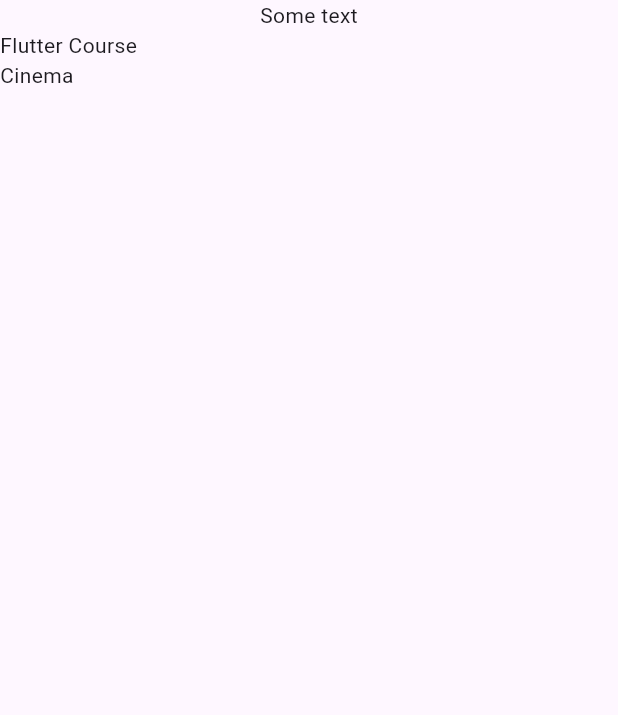
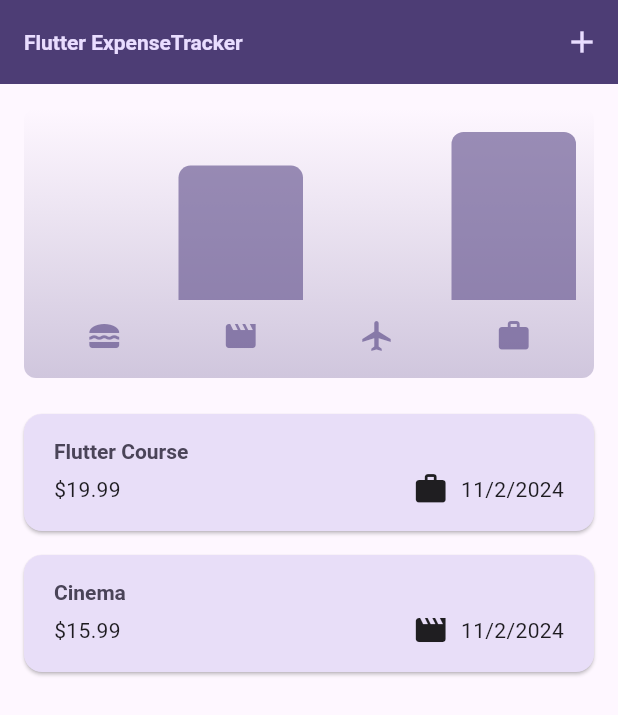
Before and after one commit to maltira/expense_tracker, a Flutter app: the screen it shows after launch, on a phone screen of 412 x 824 dp. Shown: the top 715 px of the screen. Run offline on Flutter 3.47's test engine with Material 3 defaults, Android fonts, the phone set to English and light mode, and no system bars.

Commit message:
some changes

```diff
--- a/lib/expenses.dart
+++ /dev/null
@@ -1,30 +0,0 @@
-import 'package:expense_tracker/expenses_list.dart';
-import 'package:flutter/material.dart';
-
-import 'models/expense.dart';
-
-class Expenses extends StatefulWidget {
-  const Expenses({super.key});
-
-  @override
-  State<Expenses> createState() => _ExpensesState();
-}
-
-class _ExpensesState extends State<Expenses> {
-  final List<Expense> _registeredExpenses = [
-    Expense(title: 'Flutter Course', amount: 19.99, date: DateTime.now(), category: Category.work),
-    Expense(title: 'Cinema', amount: 15.99, date: DateTime.now(), category: Category.leisure),
-  ];
-
-  @override
-  Widget build(BuildContext context) {
-    return Scaffold(
-      body: Column(
-        children: [
-          Text("Some text"),
-          Expanded(child: ExpensesList(expenses: _registeredExpenses,))
-        ],
-      ),
-    );
-  }
-}
--- a/lib/expenses_list.dart
+++ /dev/null
@@ -1,16 +0,0 @@
-import 'package:expense_tracker/models/expense.dart';
-import 'package:flutter/material.dart';
-
-class ExpensesList extends StatelessWidget {
-  const ExpensesList({super.key, required this.expenses});
-
-  final List<Expense> expenses;
-
-  @override
-  Widget build(BuildContext context) {
-    return ListView.builder(
-        itemCount: expenses.length,
-        itemBuilder: (content, index) => Text(expenses[index].title)
-    );
-  }
-}
--- a/lib/models/expense.dart
+++ b/lib/models/expense.dart
@@ -1,7 +1,18 @@
+import 'package:flutter/material.dart';
+import 'package:intl/intl.dart';
 import 'package:uuid/uuid.dart';
 
+final formatter = DateFormat.yMd();
+
 const uuid = Uuid();
-enum Category {food, travel, leisure, work}
+enum Categories {food, travel, leisure, work}
+
+const categoryItems = {
+  Categories.food: Icons.lunch_dining,
+  Categories.travel: Icons.flight,
+  Categories.leisure: Icons.movie,
+  Categories.work: Icons.work
+};
 
 class Expense{
   Expense({required this.title, required this.amount, required this.date, required this.category}) : id = uuid.v4();
@@ -10,5 +21,28 @@ class Expense{
   final String title;
   final double amount;
   final DateTime date;
-  final Category category;
+  final Categories category;
+
+  String get formattedDate {
+    return formatter.format(date);
+  }
 }
+
+class ExpenseBucket {
+  const ExpenseBucket({required this.category, required this.expenses});
+  final Categories category;
+  final List<Expense> expenses;
+
+  ExpenseBucket.forCategory(List<Expense> allExpenses, this.category)
+      : expenses = allExpenses.where((expense) => expense.category == category).toList();
+
+  double get totalExpenses{
+    double sum = 0;
+
+    for (final expense in expenses) {
+      sum += expense.amount;
+    }
+
+    return sum;
+  }
+}
--- /dev/null
+++ b/lib/widgets/chart/chart.dart
@@ -0,0 +1,96 @@
+
+import 'package:flutter/material.dart';
+
+import 'package:expense_tracker/widgets/chart/chart_bar.dart';
+import 'package:expense_tracker/models/expense.dart';
+
+class Chart extends StatelessWidget {
+  const Chart({super.key, required this.expenses});
+
+  final List<Expense> expenses;
+
+  List<ExpenseBucket> get buckets {
+    return [
+      ExpenseBucket.forCategory(expenses, Categories.food),
+      ExpenseBucket.forCategory(expenses, Categories.leisure),
+      ExpenseBucket.forCategory(expenses, Categories.travel),
+      ExpenseBucket.forCategory(expenses, Categories.work),
+    ];
+  }
+
+  double get maxTotalExpense {
+    double maxTotalExpense = 0;
+
+    for (final bucket in buckets) {
+      if (bucket.totalExpenses > maxTotalExpense) {
+        maxTotalExpense = bucket.totalExpenses;
+      }
+    }
+
+    return maxTotalExpense;
+  }
+
+  @override
+  Widget build(BuildContext context) {
+    final isDarkMode =
+        MediaQuery.of(context).platformBrightness == Brightness.dark;
+    return Container(
+      margin: const EdgeInsets.all(16),
+      padding: const EdgeInsets.symmetric(
+        vertical: 16,
+        horizontal: 8,
+      ),
+      width: double.infinity,
+      height: 180,
+      decoration: BoxDecoration(
+        borderRadius: BorderRadius.circular(8),
+        gradient: LinearGradient(
+          colors: [
+            Theme.of(context).colorScheme.primary.withOpacity(0.3),
+            Theme.of(context).colorScheme.primary.withOpacity(0.0)
+          ],
+          begin: Alignment.bottomCenter,
+          end: Alignment.topCenter,
+        ),
+      ),
+      child: Column(
+        children: [
+          Expanded(
+            child: Row(
+              crossAxisAlignment: CrossAxisAlignment.end,
+              children: [
+                for (final bucket in buckets) // alternative to map()
+                  ChartBar(
+                    fill: bucket.totalExpenses == 0
+                        ? 0
+                        : bucket.totalExpenses / maxTotalExpense,
+                  )
+              ],
+            ),
+          ),
+          const SizedBox(height: 12),
+          Row(
+            children: buckets
+                .map(
+                  (bucket) => Expanded(
+                child: Padding(
+                  padding: const EdgeInsets.symmetric(horizontal: 4),
+                  child: Icon(
+                    categoryItems[bucket.category],
+                    color: isDarkMode
+                        ? Theme.of(context).colorScheme.secondary
+                        : Theme.of(context)
+                        .colorScheme
+                        .primary
+                        .withOpacity(0.7),
+                  ),
+                ),
+              ),
+            )
+                .toList(),
+          )
+        ],
+      ),
+    );
+  }
+}
--- /dev/null
+++ b/lib/widgets/chart/chart_bar.dart
@@ -0,0 +1,35 @@
+
+import 'package:flutter/material.dart';
+
+class ChartBar extends StatelessWidget {
+  const ChartBar({
+    super.key,
+    required this.fill,
+  });
+
+  final double fill;
+
+  @override
+  Widget build(BuildContext context) {
+    final isDarkMode =
+        MediaQuery.of(context).platformBrightness == Brightness.dark;
+    return Expanded(
+      child: Padding(
+        padding: const EdgeInsets.symmetric(horizontal: 4),
+        child: FractionallySizedBox(
+          heightFactor: fill,
+          child: DecoratedBox(
+            decoration: BoxDecoration(
+              shape: BoxShape.rectangle,
+              borderRadius:
+              const BorderRadius.vertical(top: Radius.circular(8)),
+              color: isDarkMode
+                  ? Theme.of(context).colorScheme.secondary
+                  : Theme.of(context).colorScheme.primary.withOpacity(0.65),
+            ),
+          ),
+        ),
+      ),
+    );
+  }
+}
--- /dev/null
+++ b/lib/widgets/expenses.dart
@@ -0,0 +1,80 @@
+
+import 'package:expense_tracker/widgets/chart/chart.dart';
+import 'package:expense_tracker/widgets/new_expense.dart';
+import 'package:flutter/material.dart';
+
+import '../models/expense.dart';
+import 'expenses_list/expenses_list.dart';
+
+class Expenses extends StatefulWidget {
+  const Expenses({super.key});
+
+  @override
+  State<Expenses> createState() => _ExpensesState();
+}
+
+class _ExpensesState extends State<Expenses> {
+  final List<Expense> _registeredExpenses = [
+    Expense(title: 'Flutter Course', amount: 19.99, date: DateTime.now(), category: Categories.work),
+    Expense(title: 'Cinema', amount: 15.99, date: DateTime.now(), category: Categories.leisure),
+  ];
+
+  void _openAddExpenseOverlay() {
+    showModalBottomSheet(
+        isScrollControlled: true,
+        context: context,
+        builder: (ctx) => NewExpense(onAddExpense: _addExpense)
+    );
+  }
+
+  void _addExpense(Expense expense){
+    setState(() {
+      _registeredExpenses.add(expense);
+    });
+    Navigator.pop(context);
+  }
+
+  void _removeExpense(Expense expense){
+    final expenseIndex = _registeredExpenses.indexOf(expense);
+    setState(() {
+      _registeredExpenses.remove(expense);
+    });
+    ScaffoldMessenger.of(context).clearSnackBars();
+    ScaffoldMessenger.of(context).showSnackBar(
+      SnackBar(
+          duration: const Duration(seconds: 3),
+          content: const Text('Expense deleted'),
+          action: SnackBarAction(
+              label: 'Undo',
+              onPressed: (){
+                setState(() {
+                  _registeredExpenses.insert(expenseIndex, expense);
+                });
+              }
+          ),
+      )
+    );
+  }
+
+  @override
+  Widget build(BuildContext context) {
+    Widget mainContent = _registeredExpenses.length == 0 ? Text("No expenses found. Start adding some!") : ExpensesList(expenses: _registeredExpenses, onRemoveExpense: _removeExpense);
+    return Scaffold(
+      appBar: AppBar(
+        title: const Text("Flutter ExpenseTracker"),
+        actions: [
+          IconButton(
+              onPressed: _openAddExpenseOverlay,
+              icon: const Icon(Icons.add)
+          )
+        ],
+      ),
+      body: Column(
+        children: [
+          Chart(expenses: _registeredExpenses),
+          Expanded(child: mainContent)
+        ],
+      ),
+    );
+  }
+}
--- /dev/null
+++ b/lib/widgets/expenses_list/expense_item.dart
@@ -0,0 +1,38 @@
+import 'package:flutter/material.dart';
+
+import '../../models/expense.dart';
+
+class ExpenseItem extends StatelessWidget {
+  const ExpenseItem(this.expense, {super.key});
+
+  final Expense expense;
+
+  @override
+  Widget build(BuildContext context) {
+    return Card(
+      child: Padding(
+        padding: EdgeInsets.symmetric(horizontal: 20, vertical: 16),
+        child: Column(
+          crossAxisAlignment: CrossAxisAlignment.start,
+          children: [
+            Text(expense.title, style: Theme.of(context).textTheme.titleLarge,),
+            const SizedBox(height: 4,),
+            Row(
+              children: [
+                Text('\$${expense.amount.toStringAsFixed(2)}'),
+                const Spacer(),
+                Row(
+                  children: [
+                    Icon(categoryItems[expense.category]),
+                    const SizedBox(width: 8,),
+                    Text(expense.formattedDate)
+                  ],
+                )
+              ],
+            )
+          ],
+        ),
+      ),
+    );
+  }
+}
--- /dev/null
+++ b/lib/widgets/expenses_list/expenses_list.dart
@@ -0,0 +1,30 @@
+import 'package:expense_tracker/models/expense.dart';
+import 'package:expense_tracker/widgets/expenses_list/expense_item.dart';
+import 'package:flutter/material.dart';
+
+class ExpensesList extends StatelessWidget {
+  const ExpensesList({super.key, required this.expenses, required this.onRemoveExpense});
+
+  final List<Expense> expenses;
+  final void Function(Expense expense) onRemoveExpense;
+
+  @override
+  Widget build(BuildContext context) {
+    return ListView.builder(
+        itemCount: expenses.length,
+        itemBuilder: (content, index) => Dismissible(
+            key: ValueKey(expenses[index]),
+            background: Container(
+              color: Theme.of(context).colorScheme.error,
+              margin: EdgeInsets.symmetric(
+                horizontal: Theme.of(context).cardTheme.margin!.horizontal
+              ),
+            ),
+            onDismissed: (direction) {
+              onRemoveExpense(expenses[index]);
+            },
+            child: ExpenseItem(expenses[index])
+        )
+    );
+  }
+}
--- a/pubspec.yaml
+++ b/pubspec.yaml
@@ -36,6 +36,7 @@ dependencies:
   # Use with the CupertinoIcons class for iOS style icons.
   cupertino_icons: ^1.0.8
   uuid: ^4.5.1
+  intl: ^0.19.0
 
 dev_dependencies:
   flutter_test:
```
Also changed, not shown: lib/main.dart (+47 -1 lines), lib/widgets/new_expense.dart (added, +150 -0 lines), pubspec.lock.
